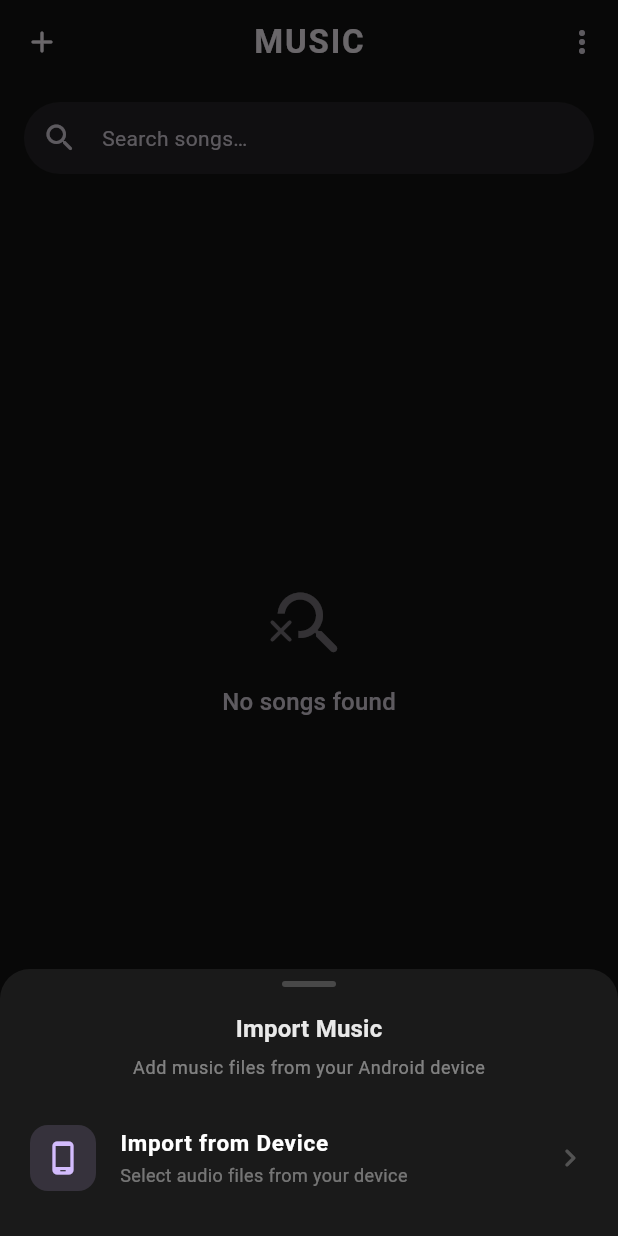
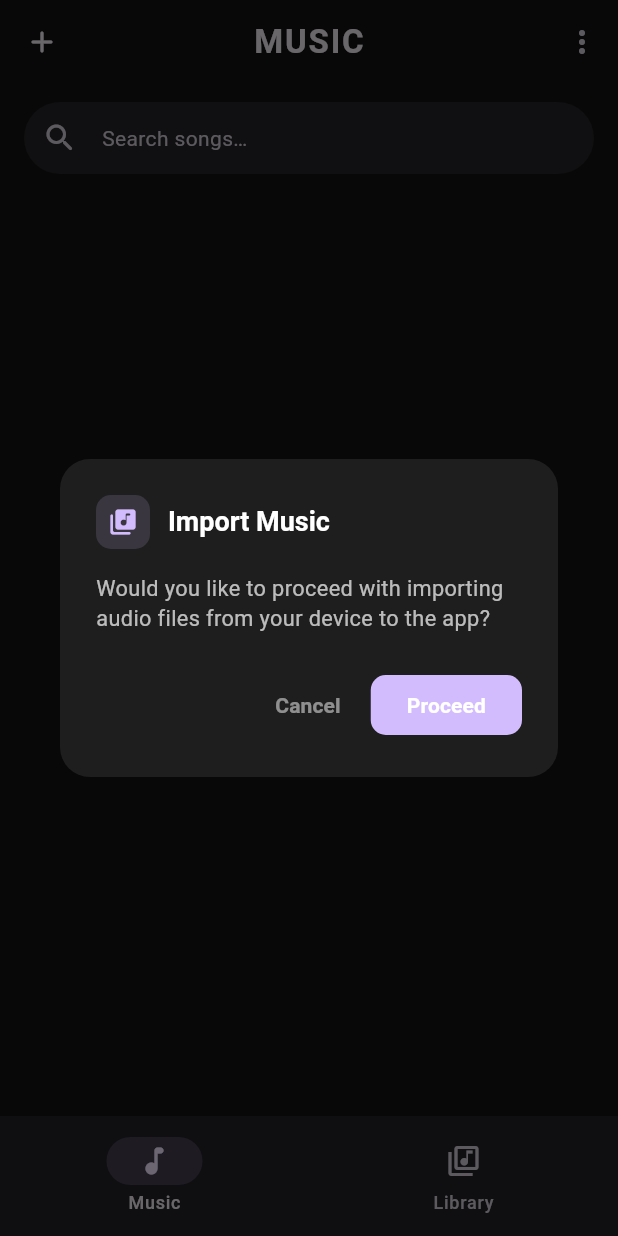
Before and after one commit to FoliageVisions/WheedB, a Flutter app: the screen it shows after launch, after a tap on the "add" icon, on a phone screen of 412 x 824 dp. Run offline on Flutter 3.47's test engine with Material 3 defaults, Android fonts, the phone set to English and light mode, and no system bars; our stand-ins replace audio_service, file_picker, image_picker, just_audio, on_audio_query, permission_handler and 1 more; accounts and stored records are empty.

Commit message:
Replace import bottom sheet with Material/Cupertino confirmation dialog

```diff
--- a/lib/main.dart
+++ b/lib/main.dart
@@ -1,5 +1,6 @@
 import 'dart:io';
-import 'package:flutter/foundation.dart' show kIsWeb;
+import 'package:flutter/cupertino.dart';
+import 'package:flutter/foundation.dart' show kIsWeb, defaultTargetPlatform, TargetPlatform;
 import 'package:flutter/material.dart';
 import 'package:flutter/services.dart' show PlatformException;
 import 'package:file_picker/file_picker.dart';
@@ -16,7 +17,6 @@ import 'screens/songs_screen.dart';
 import 'services/database_helper.dart';
 import 'services/cover_art_extractor.dart';
 import 'services/device_music_scanner.dart';
-import 'widgets/import_music_sheet.dart';
 import 'widgets/options_menu_sheet.dart';
 import 'widgets/playback_bar.dart';
 
@@ -243,9 +243,118 @@ class _HomePageState extends State<HomePage> {
   }
 
   Future<void> _showImportSheet() async {
-    final confirmed = await ImportMusicSheet.show(context);
-    if (confirmed != true) return; // dismissed
+    final confirmed = await _showImportConfirmDialog();
+    if (confirmed != true) return;
     await _importFromFiles();
+  }
+
+  /// Shows a platform-adaptive confirmation dialog before launching the
+  /// native audio file picker.
+  Future<bool?> _showImportConfirmDialog() {
+    final isApple = !kIsWeb &&
+        (defaultTargetPlatform == TargetPlatform.iOS ||
+         defaultTargetPlatform == TargetPlatform.macOS);
+
+    if (isApple) {
+      return showCupertinoDialog<bool>(
+        context: context,
+        builder: (ctx) => CupertinoAlertDialog(
+          title: const Text('Import Music'),
+          content: const Text(
+            'Would you like to proceed with importing audio files '
+            'from your device to the app?',
+          ),
+          actions: [
+            CupertinoDialogAction(
+              isDefaultAction: true,
+              onPressed: () => Navigator.pop(ctx, false),
+              child: const Text('Cancel'),
+            ),
+            CupertinoDialogAction(
+              onPressed: () => Navigator.pop(ctx, true),
+              child: const Text('Proceed'),
+            ),
+          ],
+        ),
+      );
+    }
+
+    return showDialog<bool>(
+      context: context,
+      builder: (ctx) {
+        final theme = Theme.of(ctx);
+        final accent = theme.colorScheme.primary;
+        return AlertDialog(
+          backgroundColor: const Color(0xFF1E1E1E),
+          shape: RoundedRectangleBorder(
+            borderRadius: BorderRadius.circular(20),
+          ),
+          title: Row(
+            children: [
+              Container(
+                width: 36,
+                height: 36,
+                decoration: BoxDecoration(
+                  color: accent.withValues(alpha: 0.15),
+                  borderRadius: BorderRadius.circular(10),
+                ),
+                child: Icon(
+                  Icons.library_music_rounded,
+                  color: accent,
+                  size: 20,
+                ),
+              ),
+              const SizedBox(width: 12),
+              const Text(
+                'Import Music',
+                style: TextStyle(
+                  color: Colors.white,
+                  fontWeight: FontWeight.w700,
+                  fontSize: 18,
+                ),
+              ),
+            ],
+          ),
+          content: Text(
+            'Would you like to proceed with importing audio files '
+            'from your device to the app?',
+            style: TextStyle(
+              color: Colors.white.withValues(alpha: 0.7),
+              fontSize: 14.5,
+              height: 1.4,
+            ),
+          ),
+          actions: [
+            TextButton(
+              onPressed: () => Navigator.pop(ctx, false),
+              child: Text(
+                'Cancel',
+                style: TextStyle(
+                  color: Colors.white.withValues(alpha: 0.5),
+                  fontWeight: FontWeight.w600,
+                ),
+              ),
+            ),
+            FilledButton(
+              onPressed: () => Navigator.pop(ctx, true),
+              style: FilledButton.styleFrom(
+                backgroundColor: accent,
+                shape: RoundedRectangleBorder(
+                  borderRadius: BorderRadius.circular(10),
+                ),
+              ),
+              child: const Text(
+                'Proceed',
+                style: TextStyle(
+                  color: Colors.white,
+                  fontWeight: FontWeight.w700,
+                ),
+              ),
+            ),
+          ],
+        );
+      },
+    );
   }
 
   Future<void> _importFromFiles({Playlist? targetPlaylist}) async {
```
Also changed, not shown: docs/assets/fonts/MaterialIcons-Regular.otf, 2 other files.
